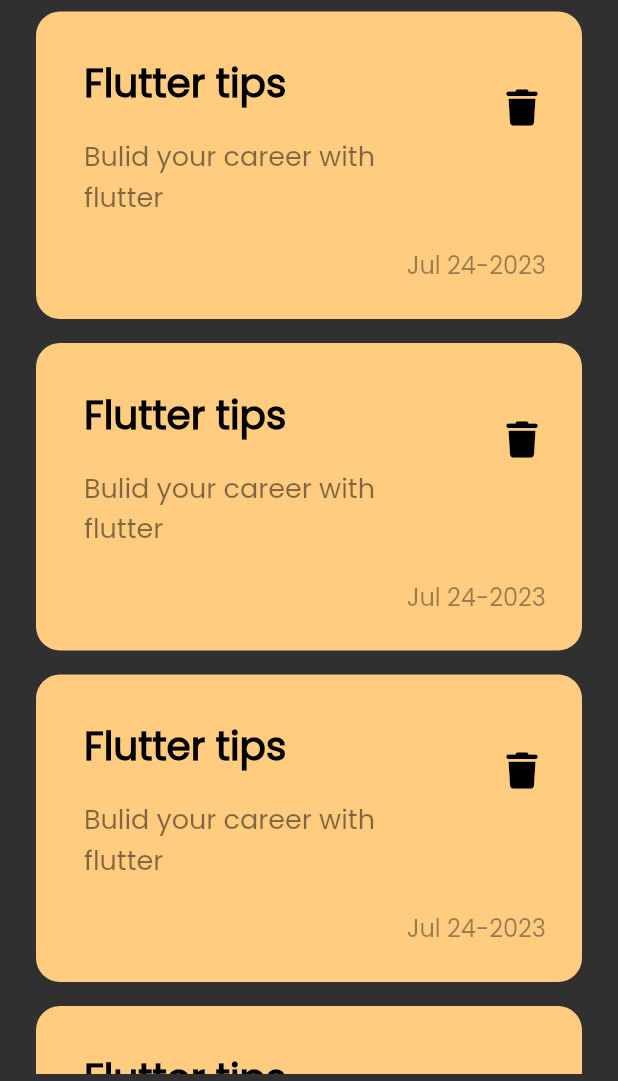
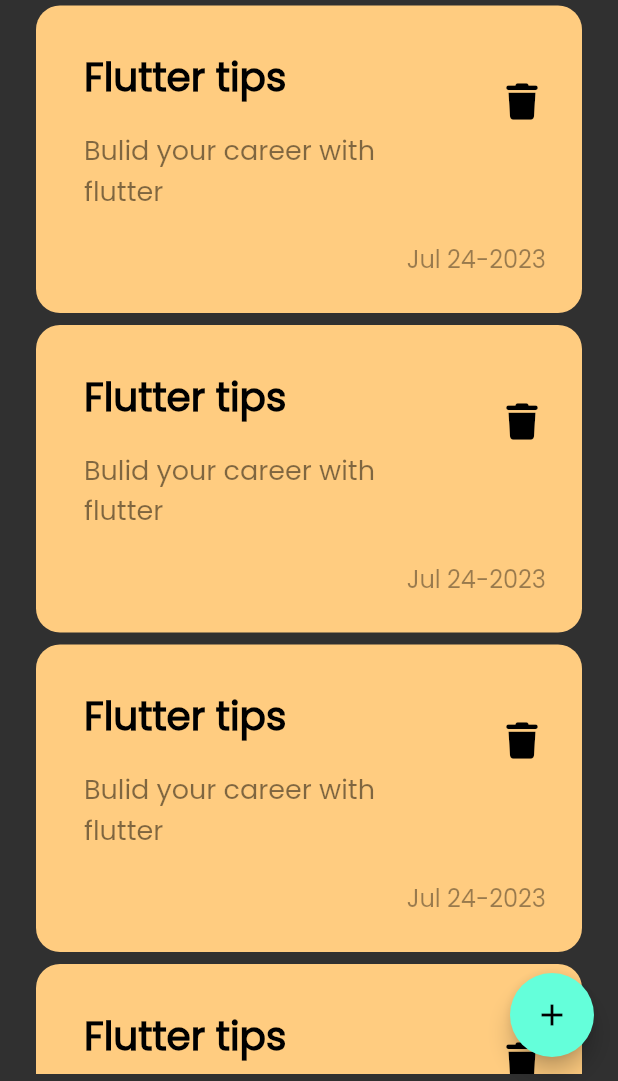
Before and after one commit to abanoubgmousa/note_app, a Flutter app: the screen it shows after launch, on a phone screen of 412 x 824 dp, the part 155-1236 px from its top. Run offline on Flutter 3.47's test engine with Material 2 defaults, Android fonts, the phone set to English and light mode, and no system bars; our stand-ins replace font_awesome_flutter.

Commit message:
add floating action button

```diff
--- a/lib/conponants/list_view_notes.dart
+++ b/lib/conponants/list_view_notes.dart
@@ -3,14 +3,14 @@ import 'package:note_app/conponants/note_item.dart';
 
 class ListViewNotes extends StatelessWidget {
   const ListViewNotes({super.key});
-
+  final data = const [];
   @override
   Widget build(BuildContext context) {
     return ListView.builder(
       itemCount: 10,
       itemBuilder: (context, index) {
         return const Padding(
-          padding: EdgeInsets.symmetric(vertical: 8),
+          padding: EdgeInsets.symmetric(vertical: 4),
           child: NoteItem(),
         );
       },
--- a/lib/screens/home_screen.dart
+++ b/lib/screens/home_screen.dart
@@ -6,8 +6,12 @@ class HomeScreen extends StatelessWidget {
 
   @override
   Widget build(BuildContext context) {
-    return const Scaffold(
-      body: BodyWidget(),
+    return Scaffold(
+      body: const BodyWidget(),
+      floatingActionButton: FloatingActionButton(
+        onPressed: () {},
+        child: const Icon(Icons.add),
+      ),
     );
   }
 }
```
